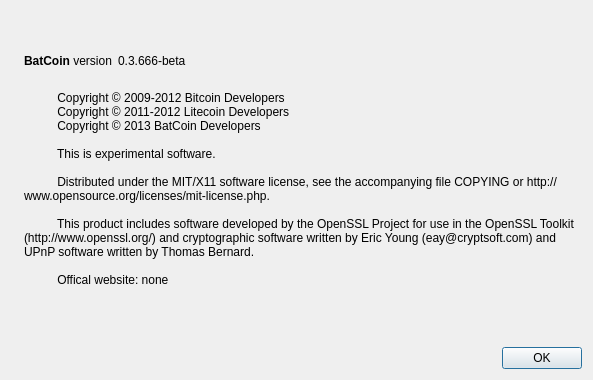
Before: the Qt Designer form src/qt/forms/aboutdialog.ui in OriginalBatCoin/BatCoin, drawn with Qt 5.
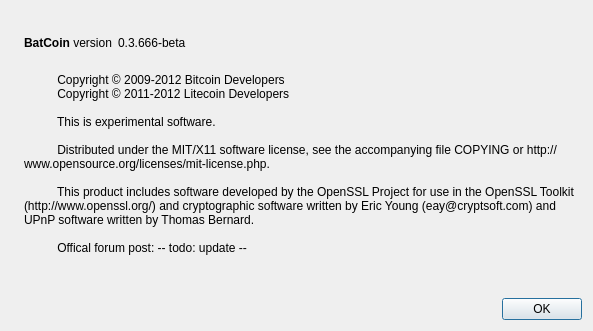
After: the same form once the commit is applied. Icons and pictures are not drawn.

The edit to the form file:
```diff
--- a/src/qt/forms/aboutdialog.ui
+++ b/src/qt/forms/aboutdialog.ui
@@ -7,7 +7,7 @@
     <x>0</x>
     <y>0</y>
     <width>593</width>
-    <height>380</height>
+    <height>331</height>
    </rect>
   </property>
   <property name="windowTitle">
@@ -97,7 +97,6 @@
         <string>
           Copyright © 2009-2012 Bitcoin Developers
           Copyright © 2011-2012 Litecoin Developers
-          Copyright © 2013 BatCoin Developers
 
           This is experimental software.
 
@@ -105,7 +104,7 @@
 
           This product includes software developed by the OpenSSL Project for use in the OpenSSL Toolkit (http://www.openssl.org/) and cryptographic software written by Eric Young (eay@cryptsoft.com) and UPnP software written by Thomas Bernard.
 
-          Offical website: none
+          Offical forum post: -- todo: update --
         </string>
        </property>
        <property name="wordWrap">
```
